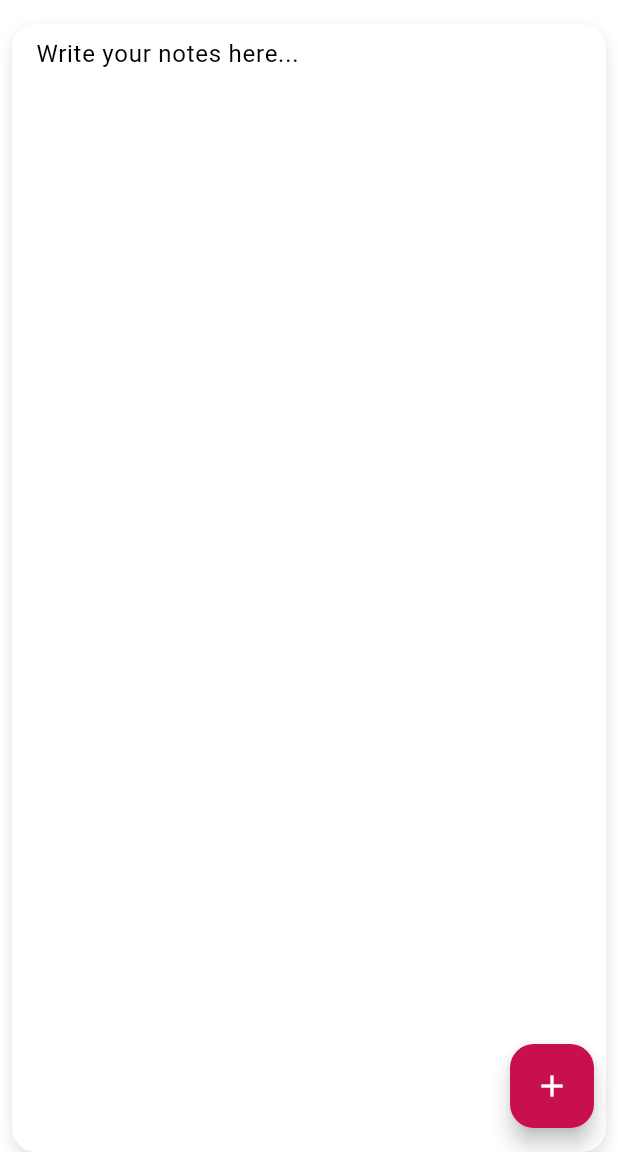
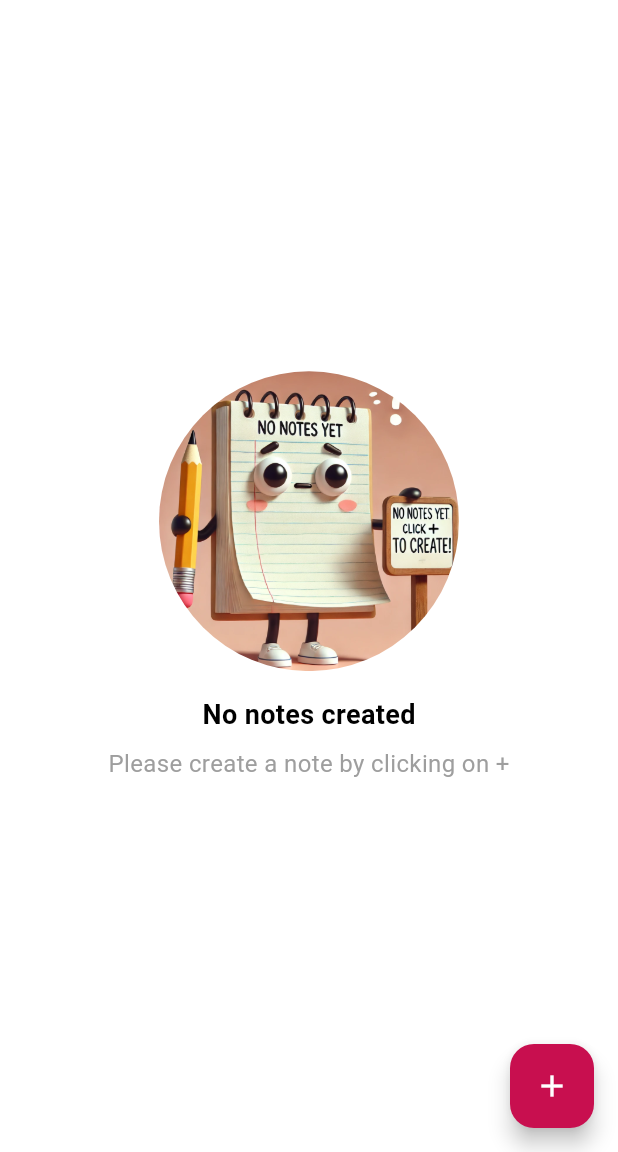
Before and after one commit to raj121276thakre/Flutter-Text-Editor, a Flutter app: the screen it shows after launch, on a phone screen of 412 x 824 dp, the part 84-1236 px from its top. Run offline on Flutter 3.47's test engine with Material 3 defaults, Android fonts, the phone set to English and light mode, and no system bars; our stand-ins replace open_filex, shared_preferences, sqflite; accounts and stored records are empty.

Commit message:
no image text and image added

```diff
--- a/lib/Screens/note_screen.dart
+++ b/lib/Screens/note_screen.dart
@@ -104,7 +104,9 @@ class _NoteScreenState extends State<NoteScreen> {
               themeProvider.isDarkMode ? Icons.dark_mode : Icons.light_mode,
               color: theme.colorScheme.onPrimary,
             ),
-            tooltip: themeProvider.isDarkMode ? "Switch to Light Mode" : "Switch to Dark Mode",
+            tooltip: themeProvider.isDarkMode
+                ? "Switch to Light Mode"
+                : "Switch to Dark Mode",
             onPressed: () {
               themeProvider.toggleTheme(!themeProvider.isDarkMode);
             },
@@ -112,11 +114,39 @@ class _NoteScreenState extends State<NoteScreen> {
         ],
       ),
       body: SafeArea(
+        child: noteProvider.notes.isEmpty
+            ? Center(
                 child: Column(
+                  mainAxisAlignment: MainAxisAlignment.center,
+                  children: [
+                    ClipOval(
+                      child: Image.asset(
+                        'assets/images/no_notes.png', // Ensure this image is added to the assets folder and listed in pubspec.yaml
+                        height: 200,
+                        width: 200,
+                        fit: BoxFit.cover,
+                      ),
+                    ),
+                    const SizedBox(height: 16),
+                    const Text(
+                      "No notes created",
+                      style: TextStyle(
+                        fontSize: 18,
+                        fontWeight: FontWeight.bold,
+                      ),
+                    ),
+                    const SizedBox(height: 8),
+                    const Text(
+                      "Please create a note by clicking on +",
+                      style: TextStyle(fontSize: 16, color: Colors.grey),
+                    ),
+                  ],
+                ),
+              )
+            : Column(
                 children: [
                   // Custom Tabs Section (Horizontal Buttons)
                   Container(
-              // color: theme.colorScheme.background,
                     padding: const EdgeInsets.symmetric(vertical: 8.0),
                     child: SingleChildScrollView(
                       scrollDirection: Axis.horizontal,
@@ -128,10 +158,12 @@ class _NoteScreenState extends State<NoteScreen> {
                               final isSelected =
                                   index == noteProvider.currentNoteIndex;
                               return Padding(
-                          padding: const EdgeInsets.symmetric(horizontal: 6.0),
+                                padding:
+                                    const EdgeInsets.symmetric(horizontal: 6.0),
                                 child: ElevatedButton(
                                   style: ElevatedButton.styleFrom(
-                              backgroundColor: theme.colorScheme.background,
+                                    backgroundColor:
+                                        theme.colorScheme.background,
                                     foregroundColor: isSelected
                                         ? theme.colorScheme.primary
                                         : theme.colorScheme.onSurface,
@@ -145,7 +177,8 @@ class _NoteScreenState extends State<NoteScreen> {
                                     ),
                                     elevation: 0,
                                   ),
-                            onPressed: () => noteProvider.selectNote(index),
+                                  onPressed: () =>
+                                      noteProvider.selectNote(index),
                                   child: Text(
                                     noteProvider.notes[index].title,
                                     style: TextStyle(
@@ -201,8 +234,8 @@ class _NoteScreenState extends State<NoteScreen> {
                               right: 8,
                               child: IconButton(
                                 onPressed: () {
-                            final currentNote =
-                                noteProvider.notes[noteProvider.currentNoteIndex];
+                                  final currentNote = noteProvider
+                                      .notes[noteProvider.currentNoteIndex];
                                   _generateAndOpenPDF(
                                     currentNote.content,
                                     currentNote.title,
@@ -264,7 +297,8 @@ class _NoteScreenState extends State<NoteScreen> {
               });
             },
             backgroundColor: theme.colorScheme.primary,
-            child: Icon(_isFabExpanded ? Icons.close : Icons.add, color: Colors.white),
+            child: Icon(_isFabExpanded ? Icons.close : Icons.add,
+                color: Colors.white),
           ),
         ],
       ),
--- a/pubspec.yaml
+++ b/pubspec.yaml
@@ -87,6 +87,7 @@ flutter:
   # To add assets to your application, add an assets section, like this:
   assets:
     - assets/icon/
+    - assets/images/
   #   - images/a_dot_ham.jpeg
 
   # An image asset can refer to one or more resolution-specific "variants", see
```
Also changed, not shown: assets/images/no_notes.png (added). Lines whose indentation alone changed are shown as unchanged.
